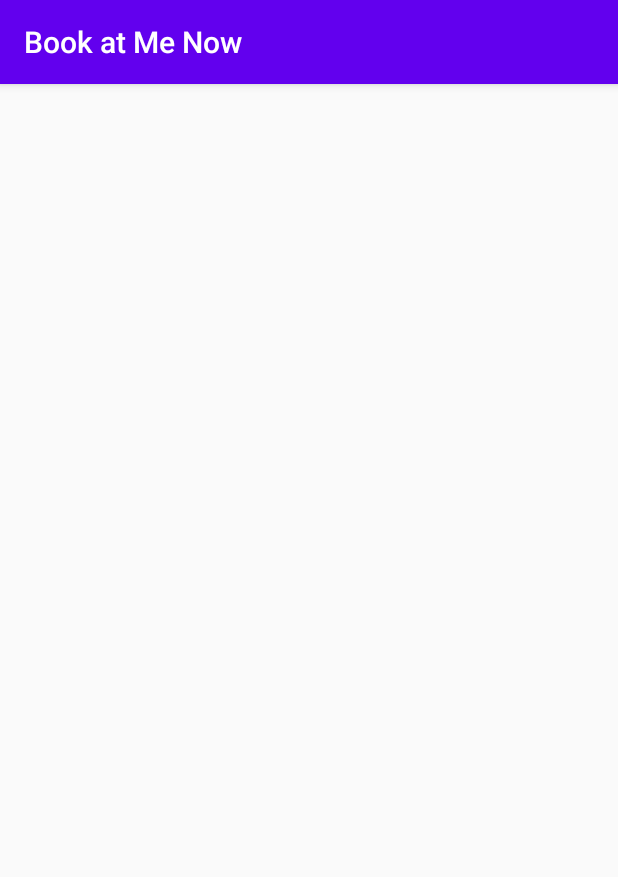
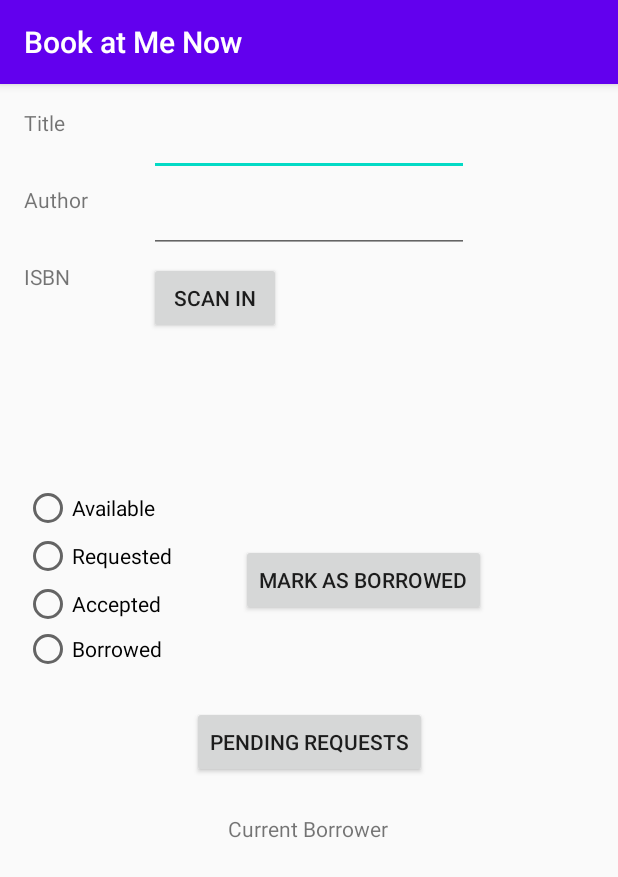
Before and after one commit to CMPUT301F20T04/BookAtMeNow, an Android app: the MyBookActivity screen opened directly, with no data from a screen before it, on a phone screen of 412 x 824 dp. Shown: the top 877 px of the screen. Run offline under Robolectric (Android 15) with nearby library versions, the phone set to English and light mode, and no system bars.

Commit message:
basic MyBook layout and strings

```diff
--- a/app/src/main/res/layout/activity_my_book.xml
+++ b/app/src/main/res/layout/activity_my_book.xml
@@ -6,4 +6,134 @@
     android:layout_height="match_parent"
     tools:context=".MyBookActivity">
 
+    <EditText
+        android:id="@+id/editTextTextPersonName"
+        android:layout_width="wrap_content"
+        android:layout_height="wrap_content"
+        android:layout_marginTop="16dp"
+        android:ems="10"
+        android:inputType="text"
+        app:layout_constraintEnd_toEndOf="parent"
+        app:layout_constraintStart_toStartOf="parent"
+        app:layout_constraintTop_toTopOf="parent" />
+
+    <EditText
+        android:id="@+id/editTextTextPersonName2"
+        android:layout_width="wrap_content"
+        android:layout_height="wrap_content"
+        android:ems="10"
+        android:inputType="textPersonName"
+        app:layout_constraintEnd_toEndOf="parent"
+        app:layout_constraintStart_toStartOf="parent"
+        app:layout_constraintTop_toTopOf="@+id/textView3" />
+
+    <TextView
+        android:id="@+id/textView2"
+        android:layout_width="wrap_content"
+        android:layout_height="wrap_content"
+        android:layout_marginStart="16dp"
+        android:layout_marginLeft="16dp"
+        android:layout_marginTop="16dp"
+        android:text="@string/default_title"
+        app:layout_constraintStart_toStartOf="parent"
+        app:layout_constraintTop_toTopOf="parent" />
+
+    <TextView
+        android:id="@+id/textView3"
+        android:layout_width="wrap_content"
+        android:layout_height="wrap_content"
+        android:layout_marginStart="16dp"
+        android:layout_marginLeft="16dp"
+        android:layout_marginTop="32dp"
+        android:text="@string/default_author"
+        app:layout_constraintStart_toStartOf="parent"
+        app:layout_constraintTop_toBottomOf="@+id/textView2" />
+
+    <Button
+        android:id="@+id/button"
+        android:layout_width="wrap_content"
+        android:layout_height="wrap_content"
+        android:text="@string/action_scan_isbn"
+        app:layout_constraintStart_toStartOf="@+id/editTextTextPersonName2"
+        app:layout_constraintTop_toTopOf="@+id/textView4" />
+
+    <TextView
+        android:id="@+id/textView4"
+        android:layout_width="wrap_content"
+        android:layout_height="wrap_content"
+        android:layout_marginStart="16dp"
+        android:layout_marginLeft="16dp"
+        android:layout_marginTop="32dp"
+        android:text="@string/default_isbn"
+        app:layout_constraintStart_toStartOf="parent"
+        app:layout_constraintTop_toBottomOf="@+id/textView3" />
+
+    <RadioGroup
+        android:id="@+id/radioGroup"
+        android:layout_width="124dp"
+        android:layout_height="124dp"
+        android:layout_marginStart="16dp"
+        android:layout_marginLeft="16dp"
+        android:layout_marginTop="100dp"
+        app:layout_constraintStart_toStartOf="parent"
+        app:layout_constraintTop_toBottomOf="@+id/button">
+
+        <RadioButton
+            android:id="@+id/radioButton"
+            android:layout_width="match_parent"
+            android:layout_height="wrap_content"
+            android:text="Available" />
+
+        <RadioButton
+            android:id="@+id/radioButton2"
+            android:layout_width="match_parent"
+            android:layout_height="wrap_content"
+            android:text="Requested" />
+
+        <RadioButton
+            android:id="@+id/radioButton3"
+            android:layout_width="match_parent"
+            android:layout_height="wrap_content"
+            android:text="Accepted" />
+
+        <RadioButton
+            android:id="@+id/radioButton4"
+            android:layout_width="match_parent"
+            android:layout_height="wrap_content"
+            android:text="Borrowed" />
+    </RadioGroup>
+
+    <Button
+        android:id="@+id/button2"
+        android:layout_width="wrap_content"
+        android:layout_height="wrap_content"
+        android:text="@string/action_mark_as_borrowed"
+        app:layout_constraintBottom_toBottomOf="parent"
+        app:layout_constraintEnd_toEndOf="parent"
+        app:layout_constraintHorizontal_bias="0.645"
+        app:layout_constraintStart_toStartOf="parent"
+        app:layout_constraintTop_toTopOf="parent"
+        app:layout_constraintVertical_bias="0.426" />
+
+    <Button
+        android:id="@+id/button3"
+        android:layout_width="wrap_content"
+        android:layout_height="wrap_content"
+        android:layout_marginTop="24dp"
+        android:text="@string/action_pending_requests"
+        app:layout_constraintEnd_toEndOf="parent"
+        app:layout_constraintStart_toStartOf="parent"
+        app:layout_constraintTop_toBottomOf="@+id/radioGroup" />
+
+    <TextView
+        android:id="@+id/textView5"
+        android:layout_width="wrap_content"
+        android:layout_height="wrap_content"
+        android:layout_marginTop="24dp"
+        android:text="@string/default_current_borrower"
+        app:layout_constraintEnd_toEndOf="parent"
+        app:layout_constraintHorizontal_bias="0.498"
+        app:layout_constraintStart_toStartOf="parent"
+        app:layout_constraintTop_toBottomOf="@+id/button3" />
+
 </androidx.constraintlayout.widget.ConstraintLayout>
--- a/app/src/main/res/values/strings.xml
+++ b/app/src/main/res/values/strings.xml
@@ -26,4 +26,9 @@
     <string name="invalid_username">Not a valid username</string>
     <string name="invalid_password">Password must be >5 characters</string>
     <string name="login_failed">"Login failed"</string>
+
+    <string name="action_scan_isbn">Scan In</string>
+    <string name="action_mark_as_borrowed">Mark as Borrowed</string>
+    <string name="action_pending_requests">Pending Requests</string>
+    <string name="default_current_borrower">Current Borrower</string>
 </resources>
```
